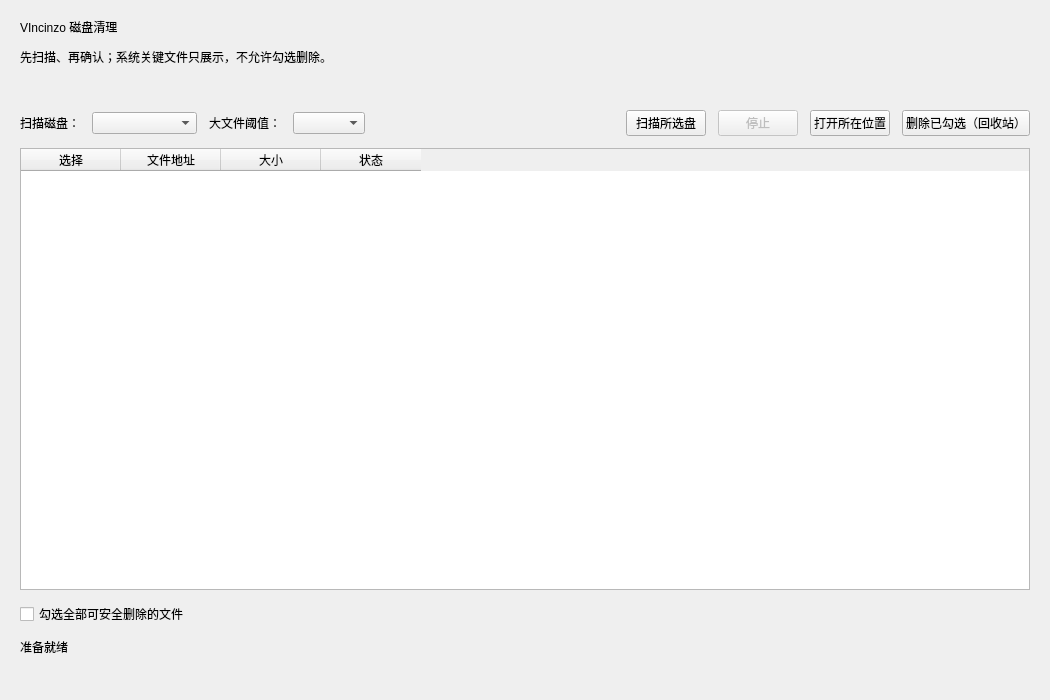
Qt form src/mainwindow.ui (LuoMengxuan/Cleaner_for_windows) before a commit.
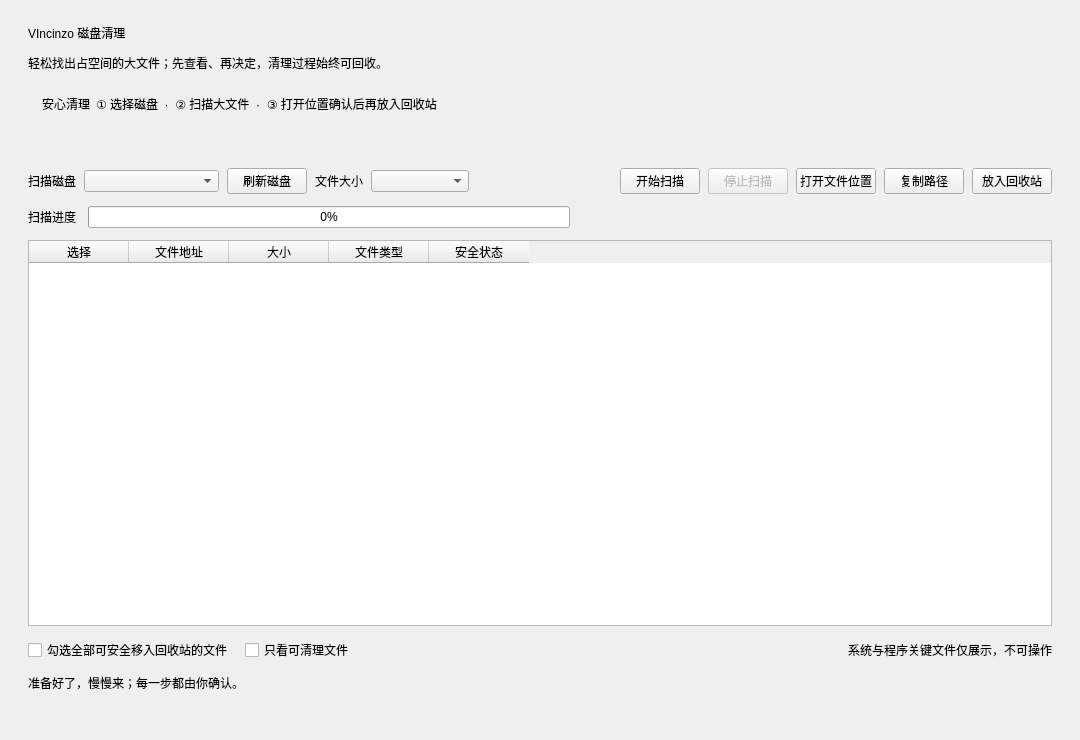
The same form after that commit.

The edit to the form file:
```diff
--- a/src/mainwindow.ui
+++ b/src/mainwindow.ui
@@ -3,16 +3,16 @@
  <class>MainWindow</class>
  <widget class="QMainWindow" name="MainWindow">
   <property name="geometry">
-   <rect><x>0</x><y>0</y><width>1050</width><height>700</height></rect>
+   <rect><x>0</x><y>0</y><width>1080</width><height>740</height></rect>
   </property>
-  <property name="minimumSize"><size><width>820</width><height>560</height></size></property>
+  <property name="minimumSize"><size><width>860</width><height>600</height></size></property>
   <property name="windowTitle"><string>VIncinzo 磁盘清理</string></property>
   <widget class="QWidget" name="centralWidget">
    <layout class="QVBoxLayout" name="rootLayout">
-    <property name="leftMargin"><number>20</number></property>
-    <property name="topMargin"><number>18</number></property>
-    <property name="rightMargin"><number>20</number></property>
-    <property name="bottomMargin"><number>18</number></property>
+    <property name="leftMargin"><number>28</number></property>
+    <property name="topMargin"><number>24</number></property>
+    <property name="rightMargin"><number>28</number></property>
+    <property name="bottomMargin"><number>22</number></property>
     <property name="spacing"><number>12</number></property>
     <item>
      <widget class="QLabel" name="titleLabel">
@@ -21,7 +21,20 @@
     </item>
     <item>
      <widget class="QLabel" name="subtitleLabel">
-      <property name="text"><string>先扫描、再确认；系统关键文件只展示，不允许勾选删除。</string></property>
+      <property name="text"><string>轻松找出占空间的大文件；先查看、再决定，清理过程始终可回收。</string></property>
+     </widget>
+    </item>
+    <item>
+     <widget class="QWidget" name="guideCard" native="true">
+      <layout class="QHBoxLayout" name="guideLayout">
+       <property name="leftMargin"><number>14</number></property>
+       <property name="topMargin"><number>10</number></property>
+       <property name="rightMargin"><number>14</number></property>
+       <property name="bottomMargin"><number>10</number></property>
+       <item><widget class="QLabel" name="guideIcon"><property name="text"><string>安心清理</string></property></widget></item>
+       <item><widget class="QLabel" name="guideText"><property name="text"><string>① 选择磁盘  ·  ② 扫描大文件  ·  ③ 打开位置确认后再放入回收站</string></property></widget></item>
+       <item><spacer name="guideSpacer"><property name="orientation"><enum>Qt::Horizontal</enum></property><property name="sizeHint" stdset="0"><size><width>40</width><height>20</height></size></property></spacer></item>
+      </layout>
      </widget>
     </item>
     <item>
@@ -36,15 +49,25 @@
     </item>
     <item>
      <layout class="QHBoxLayout" name="controlLayout">
-      <item><widget class="QLabel" name="driveLabel"><property name="text"><string>扫描磁盘：</string></property></widget></item>
-      <item><widget class="QComboBox" name="driveComboBox"><property name="minimumSize"><size><width>105</width><height>0</height></size></property></widget></item>
-      <item><widget class="QLabel" name="thresholdLabel"><property name="text"><string>大文件阈值：</string></property></widget></item>
-      <item><widget class="QComboBox" name="minimumSizeComboBox"/></item>
-      <item><spacer name="controlSpacer"><property name="orientation"><enum>Qt::Horizontal</enum></property><property name="sizeHint" stdset="0"><size><width>40</width><height>20</height></size></property></spacer></item>
-      <item><widget class="QPushButton" name="scanButton"><property name="text"><string>扫描所选盘</string></property></widget></item>
-      <item><widget class="QPushButton" name="stopButton"><property name="enabled"><bool>false</bool></property><property name="text"><string>停止</string></property></widget></item>
-      <item><widget class="QPushButton" name="openLocationButton"><property name="text"><string>打开所在位置</string></property></widget></item>
-      <item><widget class="QPushButton" name="deleteButton"><property name="text"><string>删除已勾选（回收站）</string></property></widget></item>
+      <property name="spacing"><number>8</number></property>
+      <item><widget class="QLabel" name="driveLabel"><property name="text"><string>扫描磁盘</string></property></widget></item>
+      <item><widget class="QComboBox" name="driveComboBox"><property name="minimumSize"><size><width>135</width><height>0</height></size></property></widget></item>
+      <item><widget class="QPushButton" name="refreshButton"><property name="text"><string>刷新磁盘</string></property></widget></item>
+      <item><widget class="QLabel" name="thresholdLabel"><property name="text"><string>文件大小</string></property></widget></item>
+      <item><widget class="QComboBox" name="minimumSizeComboBox"><property name="minimumSize"><size><width>98</width><height>0</height></size></property></widget></item>
+      <item><spacer name="controlSpacer"><property name="orientation"><enum>Qt::Horizontal</enum></property><property name="sizeHint" stdset="0"><size><width>30</width><height>20</height></size></property></spacer></item>
+      <item><widget class="QPushButton" name="scanButton"><property name="text"><string>开始扫描</string></property></widget></item>
+      <item><widget class="QPushButton" name="stopButton"><property name="enabled"><bool>false</bool></property><property name="text"><string>停止扫描</string></property></widget></item>
+      <item><widget class="QPushButton" name="openLocationButton"><property name="text"><string>打开文件位置</string></property></widget></item>
+      <item><widget class="QPushButton" name="copyPathButton"><property name="text"><string>复制路径</string></property></widget></item>
+      <item><widget class="QPushButton" name="deleteButton"><property name="text"><string>放入回收站</string></property></widget></item>
+     </layout>
+    </item>
+    <item>
+     <layout class="QHBoxLayout" name="scanProgressLayout">
+      <item><widget class="QLabel" name="scanProgressLabel"><property name="text"><string>扫描进度</string></property></widget></item>
+      <item><widget class="QProgressBar" name="scanProgressBar"><property name="minimumSize"><size><width>280</width><height>0</height></size></property><property name="value"><number>0</number></property><property name="textVisible"><bool>true</bool></property></widget></item>
+      <item><spacer name="scanProgressSpacer"><property name="orientation"><enum>Qt::Horizontal</enum></property><property name="sizeHint" stdset="0"><size><width>40</width><height>20</height></size></property></spacer></item>
      </layout>
     </item>
     <item>
@@ -52,18 +75,23 @@
       <property name="alternatingRowColors"><bool>true</bool></property>
       <property name="selectionBehavior"><enum>QAbstractItemView::SelectRows</enum></property>
       <property name="editTriggers"><set>QAbstractItemView::NoEditTriggers</set></property>
+      <property name="showGrid"><bool>false</bool></property>
       <column><property name="text"><string>选择</string></property></column>
       <column><property name="text"><string>文件地址</string></property></column>
       <column><property name="text"><string>大小</string></property></column>
-      <column><property name="text"><string>状态</string></property></column>
+      <column><property name="text"><string>文件类型</string></property></column>
+      <column><property name="text"><string>安全状态</string></property></column>
      </widget>
     </item>
     <item>
-     <widget class="QCheckBox" name="selectAllCheckBox">
-      <property name="text"><string>勾选全部可安全删除的文件</string></property>
-     </widget>
+     <layout class="QHBoxLayout" name="selectionLayout">
+      <item><widget class="QCheckBox" name="selectAllCheckBox"><property name="text"><string>勾选全部可安全移入回收站的文件</string></property></widget></item>
+      <item><widget class="QCheckBox" name="filterSafeCheckBox"><property name="text"><string>只看可清理文件</string></property></widget></item>
+      <item><spacer name="selectionSpacer"><property name="orientation"><enum>Qt::Horizontal</enum></property><property name="sizeHint" stdset="0"><size><width>40</width><height>20</height></size></property></spacer></item>
+      <item><widget class="QLabel" name="safetyLabel"><property name="text"><string>系统与程序关键文件仅展示，不可操作</string></property></widget></item>
+     </layout>
     </item>
-    <item><widget class="QLabel" name="statusLabel"><property name="text"><string>准备就绪</string></property></widget></item>
+    <item><widget class="QLabel" name="statusLabel"><property name="text"><string>准备好了，慢慢来；每一步都由你确认。</string></property></widget></item>
     <item><widget class="QLabel" name="pathLabel"><property name="textInteractionFlags"><set>Qt::TextSelectableByMouse</set></property></widget></item>
    </layout>
   </widget>
```
Left out of the diff: 1 changed line with no effect on the pictures.
